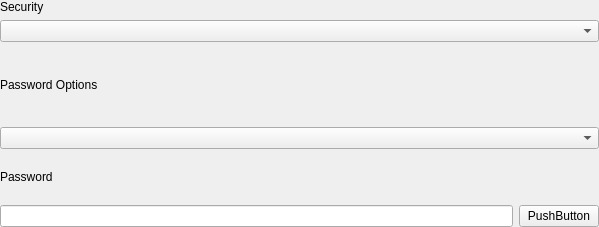
Above: plugins/network/src/plugin/setting-widget/wireless-security-widget.ui from openeuler-mirror/kiran-control-panel before the change. Below: the same form after it.
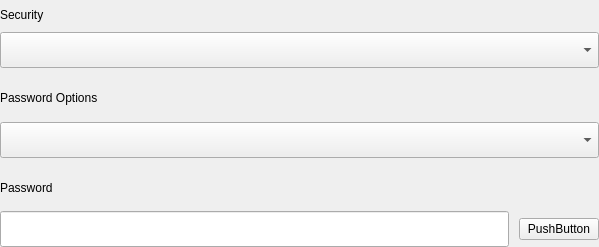
That is the form after the change. Custom widgets are drawn as their Qt base class.

The edit to the form file:
```diff
--- a/plugins/network/src/plugin/setting-widget/wireless-security-widget.ui
+++ b/plugins/network/src/plugin/setting-widget/wireless-security-widget.ui
@@ -7,18 +7,21 @@
     <x>0</x>
     <y>0</y>
     <width>599</width>
-    <height>227</height>
+    <height>247</height>
    </rect>
   </property>
   <property name="windowTitle">
    <string>WirelessSecurityWidget</string>
   </property>
-  <layout class="QVBoxLayout" name="m_verticalLayout">
+  <layout class="QVBoxLayout" name="verticalLayout_3">
+   <property name="spacing">
+    <number>16</number>
+   </property>
    <property name="leftMargin">
     <number>0</number>
    </property>
    <property name="topMargin">
-    <number>0</number>
+    <number>8</number>
    </property>
    <property name="rightMargin">
     <number>0</number>
@@ -28,6 +31,9 @@
    </property>
    <item>
     <layout class="QVBoxLayout" name="m_verticalDeviceWidgetLayout">
+     <property name="spacing">
+      <number>10</number>
+     </property>
      <item>
       <widget class="QLabel" name="label">
        <property name="text">
@@ -36,7 +42,20 @@
       </widget>
      </item>
      <item>
-      <widget class="QComboBox" name="securityOption"/>
+      <widget class="OptionsComboBox" name="securityOption">
+       <property name="minimumSize">
+        <size>
+         <width>0</width>
+         <height>36</height>
+        </size>
+       </property>
+       <property name="maximumSize">
+        <size>
+         <width>16777215</width>
+         <height>36</height>
+        </size>
+       </property>
+      </widget>
      </item>
     </layout>
    </item>
@@ -45,7 +64,7 @@
      <widget class="QWidget" name="page">
       <layout class="QVBoxLayout" name="verticalScrollAreaWidgetContentsLayout">
        <property name="spacing">
-        <number>6</number>
+        <number>16</number>
        </property>
        <property name="leftMargin">
         <number>0</number>
@@ -60,18 +79,41 @@
         <number>0</number>
        </property>
        <item>
-        <widget class="QLabel" name="label_2">
-         <property name="text">
-          <string>Password Options</string>
+        <layout class="QVBoxLayout" name="verticalLayout">
+         <property name="spacing">
+          <number>10</number>
          </property>
-        </widget>
-       </item>
-       <item>
-        <widget class="QComboBox" name="passwordOption"/>
+         <item>
+          <widget class="QLabel" name="label_2">
+           <property name="text">
+            <string>Password Options</string>
+           </property>
+          </widget>
+         </item>
+         <item>
+          <widget class="OptionsComboBox" name="passwordOption">
+           <property name="minimumSize">
+            <size>
+             <width>0</width>
+             <height>36</height>
+            </size>
+           </property>
+           <property name="maximumSize">
+            <size>
+             <width>16777215</width>
+             <height>36</height>
+            </size>
+           </property>
+          </widget>
+         </item>
+        </layout>
        </item>
        <item>
         <widget class="QWidget" name="passwordWidget" native="true">
          <layout class="QVBoxLayout" name="passwordLayout">
+          <property name="spacing">
+           <number>10</number>
+          </property>
           <property name="leftMargin">
            <number>0</number>
           </property>
@@ -94,7 +136,20 @@
           <item>
            <layout class="QHBoxLayout" name="horizontalLayout">
             <item>
-             <widget class="QLineEdit" name="passwordEdit"/>
+             <widget class="QLineEdit" name="passwordEdit">
+              <property name="minimumSize">
+               <size>
+                <width>0</width>
+                <height>36</height>
+               </size>
+              </property>
+              <property name="maximumSize">
+               <size>
+                <width>16777215</width>
+                <height>36</height>
+               </size>
+              </property>
+             </widget>
             </item>
             <item>
              <widget class="QPushButton" name="passwordVisual">
@@ -114,6 +169,13 @@
    </item>
   </layout>
  </widget>
+ <customwidgets>
+  <customwidget>
+   <class>OptionsComboBox</class>
+   <extends>QComboBox</extends>
+   <header location="global">options-combobox.h</header>
+  </customwidget>
+ </customwidgets>
  <resources/>
  <connections/>
 </ui>
```
Left out of the diff: 2 changed lines with no effect on the pictures.
